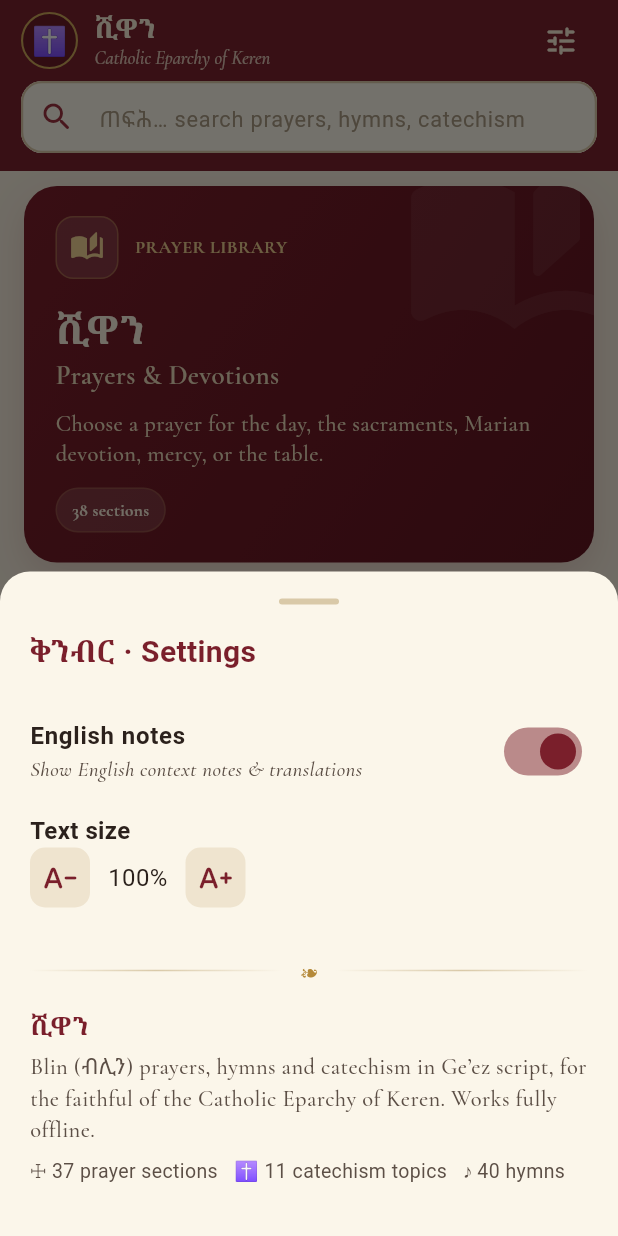
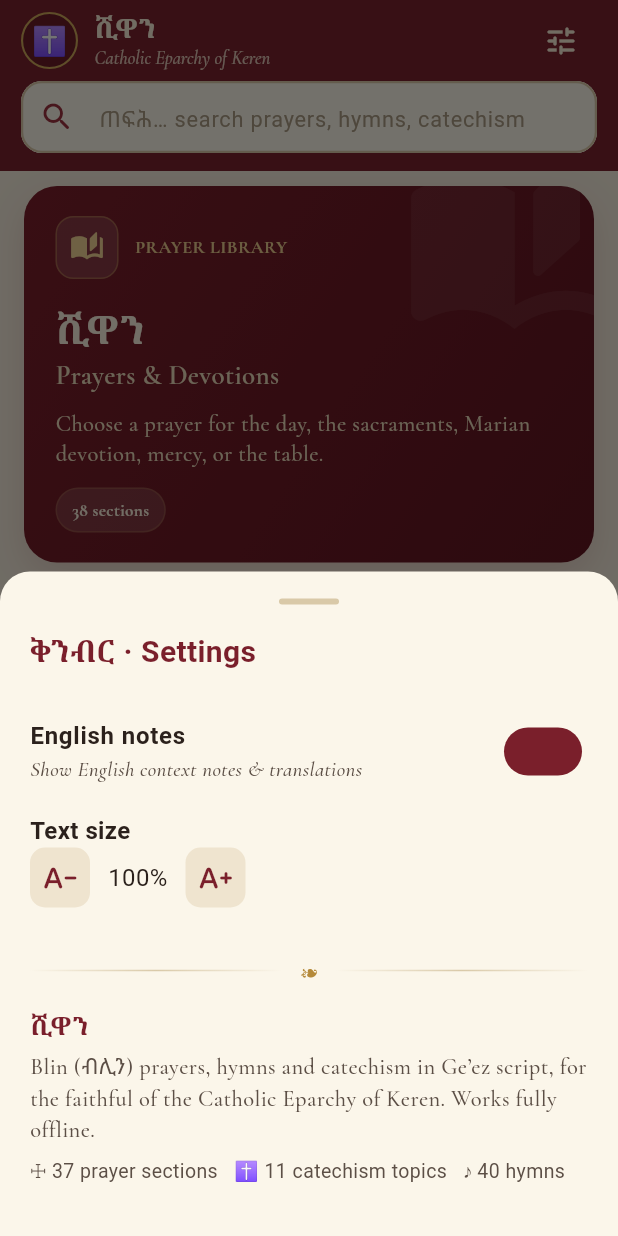
Before and after one commit to Murdism/blin_prayers, a Flutter app: the screen it shows after launch, item 2 of the bottom bar chosen, after a tap on the "tune" icon, on a phone screen of 412 x 824 dp. Run offline on Flutter 3.47's test engine with Material 3 defaults, Android fonts, the light colour scheme and no system bars; our stand-ins replace google_fonts, shared_preferences.

Commit message:
ewnini mehadkuna,mesqel derib updated 2026

```diff
--- a/lib/main.dart
+++ b/lib/main.dart
@@ -775,7 +775,11 @@
               const SizedBox(height: 16),
               SwitchListTile(
                 contentPadding: EdgeInsets.zero,
-                activeThumbColor: AppColors.wine,
+                thumbColor: WidgetStateProperty.resolveWith(
+                  (states) => states.contains(WidgetState.selected)
+                      ? AppColors.wine
+                      : null,
+                ),
                 value: widget.store.showNotes,
                 onChanged: (v) => widget.store.setShowNotes(v),
                 title: Text('English notes',
```
